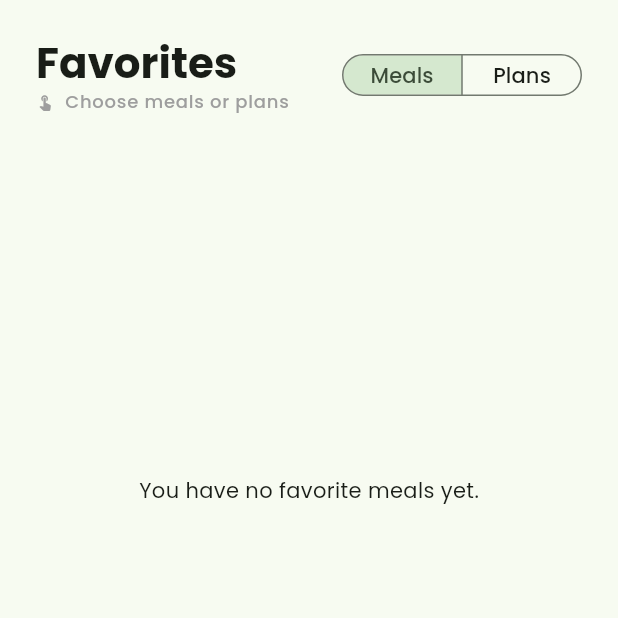
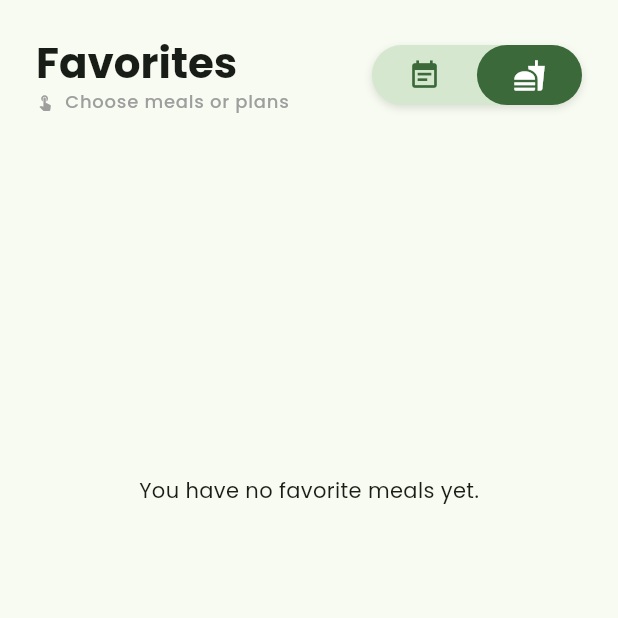
Before and after one commit to p-olszewski/DietDesigner, a Flutter app: the FavoritesTab screen opened directly, on a phone screen of 412 x 824 dp, the top half of it. Run offline on Flutter 3.47's test engine with Material 2 defaults, Android fonts, the phone set to English and light mode, and no system bars; drawn by our look-alikes of flutter_toggle_tab; our stand-ins replace cloud_firestore, firebase_auth, firebase_core, flutter_dotenv, fluttertoast, google_fonts and 1 more; missing offline and left inert: weekly_date_picker; accounts and stored records are empty.

Commit message:
change switch button on the favorites tab

```diff
--- a/lib/widgets/favorites_tab.dart
+++ b/lib/widgets/favorites_tab.dart
@@ -5,6 +5,7 @@ import 'package:diet_designer/services/firestore_service.dart';
 import 'package:diet_designer/shared/popup_messenger.dart';
 import 'package:diet_designer/widgets/meal_card.dart';
 import 'package:flutter/material.dart';
+import 'package:flutter_toggle_tab/flutter_toggle_tab.dart';
 import 'package:provider/provider.dart';
 
 class FavoritesTab extends StatefulWidget {
@@ -16,7 +17,7 @@ class FavoritesTab extends StatefulWidget {
 
 class _FavoritesTabState extends State<FavoritesTab> {
   final bool _isLoading = false;
-  String _selectedOption = 'Meals';
+  int _selectedOption = 1;
 
   @override
   void initState() {
@@ -59,30 +60,25 @@ class _FavoritesTabState extends State<FavoritesTab> {
                         ),
                       ],
                     ),
-                    SizedBox(
-                      width: 160.0,
-                      height: 36.0,
-                      child: SegmentedButton(
-                        showSelectedIcon: false,
-                        segments: const [
-                          ButtonSegment(
-                            value: 'Meals',
-                            label: Padding(
-                              padding: EdgeInsets.only(bottom: 20.0),
-                              child: Text('Meals'),
-                            ),
-                          ),
-                          ButtonSegment(
-                            value: 'Plans',
-                            label: Padding(
-                              padding: EdgeInsets.only(bottom: 20.0),
-                              child: Text('Plans'),
-                            ),
-                          ),
-                        ],
-                        selected: {_selectedOption},
-                        onSelectionChanged: (value) => setState(() => _selectedOption = value.first),
-                      ),
+                    FlutterToggleTab(
+                      width: 34,
+                      height: 40,
+                      borderRadius: 50,
+                      marginSelected: const EdgeInsets.symmetric(horizontal: 0, vertical: 0),
+                      selectedTextStyle: const TextStyle(color: Colors.white, fontSize: 14, fontWeight: FontWeight.w400),
+                      unSelectedTextStyle:
+                          TextStyle(color: Theme.of(context).colorScheme.primary, fontSize: 12, fontWeight: FontWeight.w400),
+                      unSelectedBackgroundColors: [Theme.of(context).colorScheme.secondaryContainer],
+                      labels: const ["", ""],
+                      icons: const [Icons.event_note, Icons.fastfood],
+                      iconSize: 22,
+                      selectedIndex: _selectedOption,
+                      selectedLabelIndex: (index) {
+                        setState(() {
+                          _selectedOption = index;
+                          PopupMessenger.info('Choosed option: ${index + 1}');
+                        });
+                      },
                     ),
                   ],
                 ),
--- a/pubspec.yaml
+++ b/pubspec.yaml
@@ -50,6 +50,7 @@ dependencies:
   weekly_date_picker: ^1.3.0
   font_awesome_flutter: ^10.4.0
   percent_indicator: ^4.2.3
+  flutter_toggle_tab: ^1.3.0
 
 dev_dependencies:
   flutter_lints: ^2.0.1
```
Also changed, not shown: pubspec.lock.
